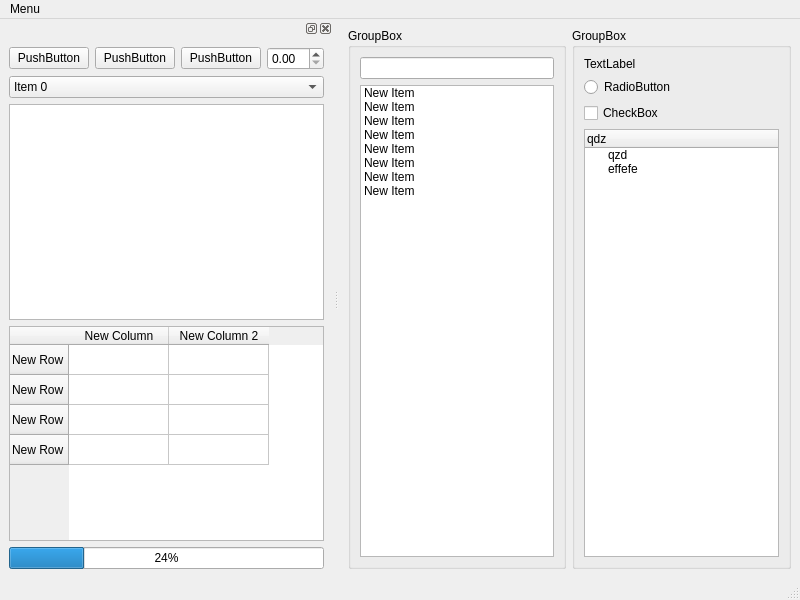
Above: example/example.ui from ColinDuquesnoy/QDarkStyleSheet before the change. Below: the same form after it.
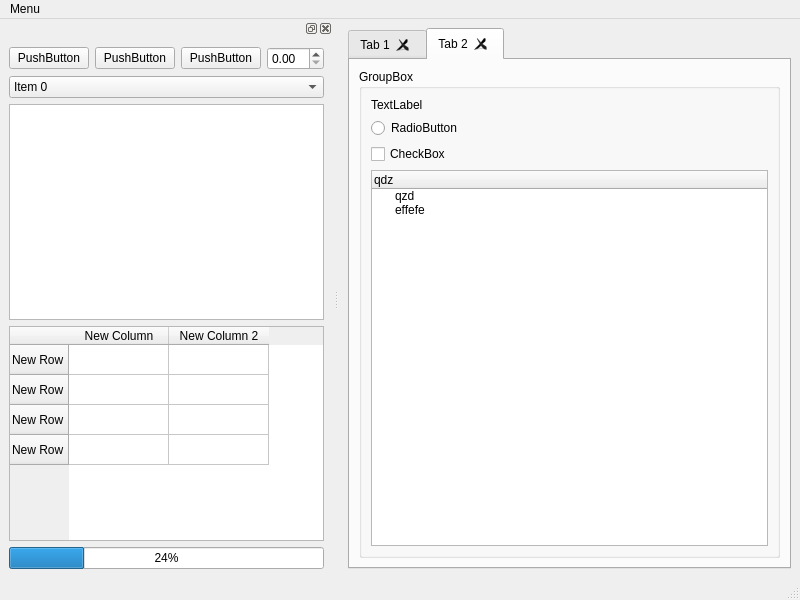
That is the form after the change. The open tabs and pages were chosen to show the change.

Commit message: Add QTabWidget to example

Diff of the .ui file:
```diff
--- a/example/example.ui
+++ b/example/example.ui
@@ -16,6 +16,19 @@
   <widget class="QWidget" name="centralwidget">
    <layout class="QHBoxLayout" name="horizontalLayout_2">
     <item>
+     <widget class="QTabWidget" name="tabWidget">
+      <property name="currentIndex">
+       <number>0</number>
+      </property>
+      <property name="tabsClosable">
+       <bool>true</bool>
+      </property>
+      <widget class="QWidget" name="tab">
+       <attribute name="title">
+        <string>Tab 1</string>
+       </attribute>
+       <layout class="QGridLayout" name="gridLayout">
+        <item row="0" column="0">
      <widget class="QGroupBox" name="groupBox">
       <property name="title">
        <string>GroupBox</string>
@@ -71,7 +84,14 @@
       </layout>
      </widget>
     </item>
-    <item>
+       </layout>
+      </widget>
+      <widget class="QWidget" name="tab_2">
+       <attribute name="title">
+        <string>Tab 2</string>
+       </attribute>
+       <layout class="QGridLayout" name="gridLayout_2">
+        <item row="0" column="0">
      <widget class="QGroupBox" name="groupBox_2">
       <property name="title">
        <string>GroupBox</string>
@@ -118,6 +138,10 @@
         </widget>
        </item>
       </layout>
+         </widget>
+        </item>
+       </layout>
+      </widget>
      </widget>
     </item>
    </layout>
```
Lines whose indentation alone changed are shown as unchanged. The commit also changes 3 other files.
